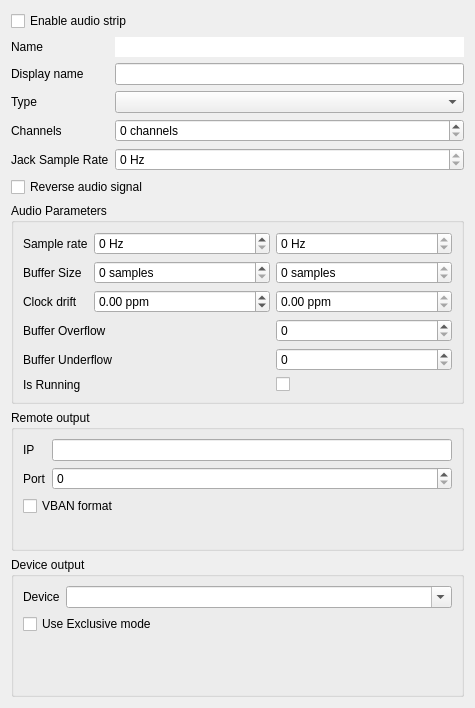
Above: damc_gui/OutputInstanceConfigDialog.ui from amurzeau/damc before the change. Below: the same form after it.
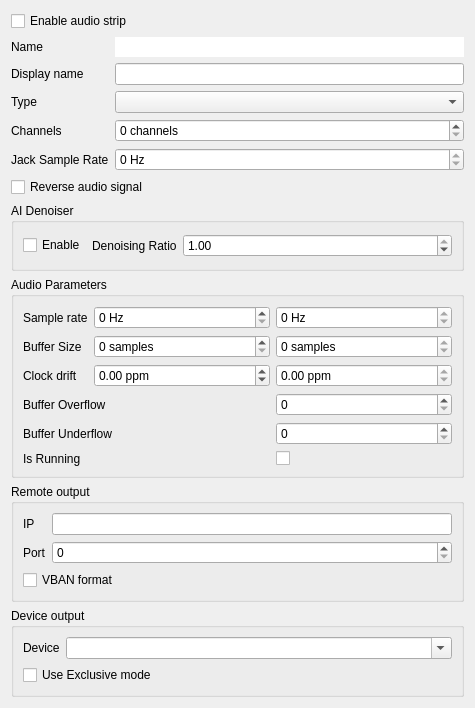
That is the form after the change.

Commit message: damc_gui: add denoiser option to output instance config dialog

Diff of the .ui file:
```diff
--- a/damc_gui/OutputInstanceConfigDialog.ui
+++ b/damc_gui/OutputInstanceConfigDialog.ui
@@ -132,6 +132,51 @@
      </layout>
     </widget>
    </item>
+   <item>
+    <widget class="QGroupBox" name="tinyDenoiserGroupBox">
+     <property name="title">
+      <string>AI Denoiser</string>
+     </property>
+     <layout class="QGridLayout" name="gridLayout_2">
+      <item row="0" column="0">
+       <widget class="QCheckBox" name="tinyDenoiserEnableCheckBox">
+        <property name="text">
+         <string>Enable</string>
+        </property>
+       </widget>
+      </item>
+      <item row="0" column="2">
+       <widget class="QDoubleSpinBox" name="tinyDenoiserRatioSpinBox">
+        <property name="sizePolicy">
+         <sizepolicy hsizetype="MinimumExpanding" vsizetype="Fixed">
+          <horstretch>0</horstretch>
+          <verstretch>0</verstretch>
+         </sizepolicy>
+        </property>
+        <property name="decimals">
+         <number>2</number>
+        </property>
+        <property name="maximum">
+         <double>1.000000000000000</double>
+        </property>
+        <property name="singleStep">
+         <double>0.010000000000000</double>
+        </property>
+        <property name="value">
+         <double>1.000000000000000</double>
+        </property>
+       </widget>
+      </item>
+      <item row="0" column="1">
+       <widget class="QLabel" name="tinyDenoiserRatioLabel">
+        <property name="text">
+         <string>Denoising Ratio</string>
+        </property>
+       </widget>
+      </item>
+     </layout>
+    </widget>
+   </item>
    <item>
     <widget class="QGroupBox" name="audioParametersGroupBox">
      <property name="title">
```
The commit also changes 2 other files.
